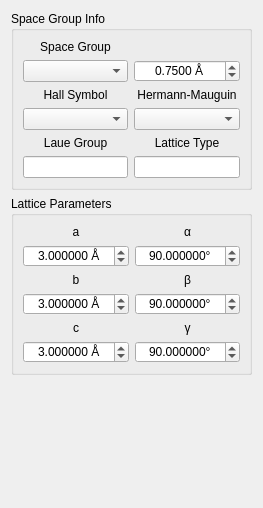
The window that hexrd/ui/resources/ui/material_editor_widget.ui (HEXRD/hexrdgui) describes before a commit, drawn with Qt 5.
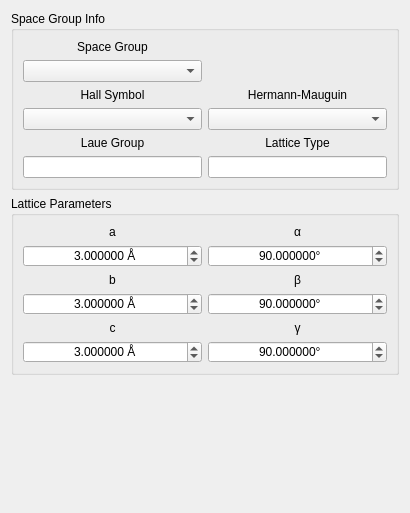
The same window after the commit. Custom widgets are drawn as their Qt base class.

What changed in the file:
```diff
--- a/hexrd/ui/resources/ui/material_editor_widget.ui
+++ b/hexrd/ui/resources/ui/material_editor_widget.ui
@@ -6,8 +6,8 @@
    <rect>
     <x>0</x>
     <y>0</y>
-    <width>263</width>
-    <height>508</height>
+    <width>410</width>
+    <height>513</height>
    </rect>
   </property>
   <property name="windowTitle">
@@ -198,34 +198,6 @@
           </property>
          </widget>
         </item>
-        <item row="2" column="1">
-         <widget class="ScientificDoubleSpinBox" name="min_d_spacing">
-          <property name="alignment">
-           <set>Qt::AlignCenter</set>
-          </property>
-          <property name="keyboardTracking">
-           <bool>false</bool>
-          </property>
-          <property name="suffix">
-           <string> Å</string>
-          </property>
-          <property name="decimals">
-           <number>4</number>
-          </property>
-          <property name="minimum">
-           <double>0.000100000000000</double>
-          </property>
-          <property name="maximum">
-           <double>100.000000000000000</double>
-          </property>
-          <property name="singleStep">
-           <double>0.010000000000000</double>
-          </property>
-          <property name="value">
-           <double>0.750000000000000</double>
-          </property>
-         </widget>
-        </item>
        </layout>
       </widget>
      </item>
```
